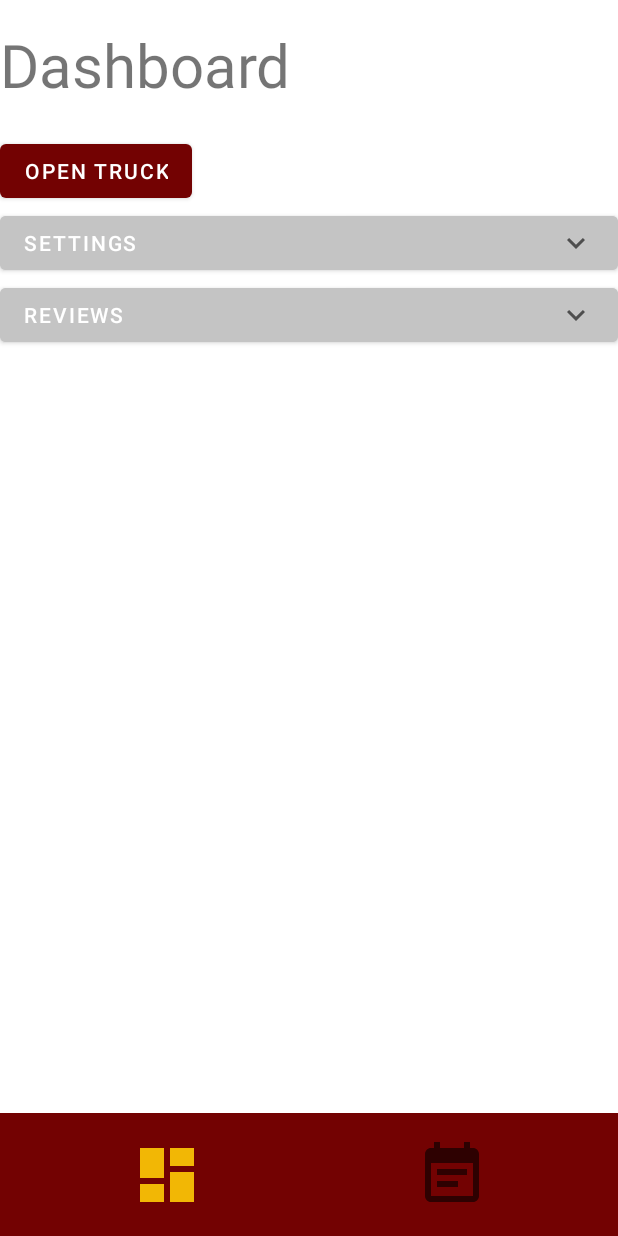
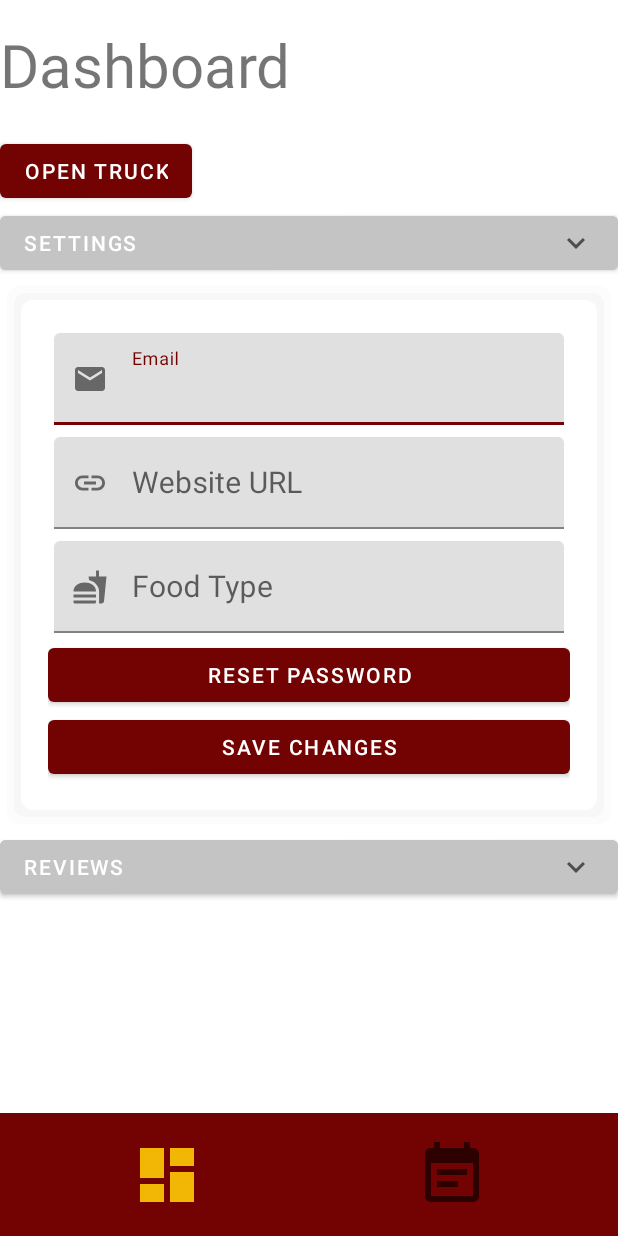
Before and after one commit to AlexanderCova/FoodTruckFinderMITruckAndroid, an Android app: the TruckActivity screen opened directly, with no data from a screen before it, on a phone screen of 412 x 824 dp. Run offline under Robolectric (Android 15) with nearby library versions, the light colour scheme and no system bars; libraries missing offline, so code that uses them is left out: com.github.kittinunf.fuel; 2 statements that could not run were skipped.

Commit message:
Added Setting dropdown UI

```diff
--- a/FoodTruckFinderMiTruck/app/src/main/java/com/foodtruckfindermi/truck/TruckActivity.kt
+++ b/FoodTruckFinderMiTruck/app/src/main/java/com/foodtruckfindermi/truck/TruckActivity.kt
@@ -48,6 +48,9 @@ class TruckActivity : AppCompatActivity() {
         val reviewList = findViewById<ListView>(R.id.reviewList)
         val eventTabButton = findViewById<ImageButton>(R.id.eventTabButton)
         val reviewExpandButton = findViewById<Button>(R.id.reviewExpandButton)
+        val settingsExpandButton = findViewById<Button>(R.id.settingsExpandButton)
+        val settingsLayout = findViewById<LinearLayout>(R.id.settingLayout)
+        val resetPasswordButton = findViewById<Button>(R.id.resetPasswordButton)
         val REQUEST_CODE = 100
         var isReviewExpanded = false
         var isSettingsExpanded = false
@@ -64,6 +67,24 @@ class TruckActivity : AppCompatActivity() {
             val intent = Intent(this, EventsActivity::class.java)
             intent.putExtra("email", email)
             startActivity(intent)
+        }
+
+        resetPasswordButton.setOnClickListener {
+            val intent = Intent(this, ResetPasswordActivity::class.java)
+            intent.putExtra("email", email)
+            startActivity(intent)
+        }
+
+        settingsExpandButton.setOnClickListener {
+            if (!isSettingsExpanded) {
+                isSettingsExpanded = true
+                settingsLayout.visibility = View.VISIBLE
+                settingsExpandButton.setCompoundDrawablesWithIntrinsicBounds(0, 0, R.drawable.ic_baseline_keyboard_arrow_up_24, 0)
+            } else {
+                isSettingsExpanded = false
+                settingsLayout.visibility = View.GONE
+                settingsExpandButton.setCompoundDrawablesWithIntrinsicBounds(0, 0, R.drawable.ic_baseline_keyboard_arrow_down_24, 0)
+            }
         }
 
         reviewExpandButton.setOnClickListener {
--- /dev/null
+++ b/FoodTruckFinderMiTruck/app/src/main/res/drawable/ic_baseline_email_24.xml
@@ -0,0 +1,10 @@
+<vector xmlns:android="http://schemas.android.com/apk/res/android"
+    android:width="24dp"
+    android:height="24dp"
+    android:viewportWidth="24"
+    android:viewportHeight="24"
+    android:tint="?attr/colorControlNormal">
+  <path
+      android:fillColor="@android:color/white"
+      android:pathData="M20,4L4,4c-1.1,0 -1.99,0.9 -1.99,2L2,18c0,1.1 0.9,2 2,2h16c1.1,0 2,-0.9 2,-2L22,6c0,-1.1 -0.9,-2 -2,-2zM20,8l-8,5 -8,-5L4,6l8,5 8,-5v2z"/>
+</vector>
--- /dev/null
+++ b/FoodTruckFinderMiTruck/app/src/main/res/drawable/ic_baseline_fastfood_24.xml
@@ -0,0 +1,10 @@
+<vector xmlns:android="http://schemas.android.com/apk/res/android"
+    android:width="24dp"
+    android:height="24dp"
+    android:viewportWidth="24"
+    android:viewportHeight="24"
+    android:tint="?attr/colorControlNormal">
+  <path
+      android:fillColor="@android:color/white"
+      android:pathData="M18.06,22.99h1.66c0.84,0 1.53,-0.64 1.63,-1.46L23,5.05h-5L18,1h-1.97v4.05h-4.97l0.3,2.34c1.71,0.47 3.31,1.32 4.27,2.26 1.44,1.42 2.43,2.89 2.43,5.29v8.05zM1,21.99L1,21h15.03v0.99c0,0.55 -0.45,1 -1.01,1L2.01,22.99c-0.56,0 -1.01,-0.45 -1.01,-1zM16.03,14.99c0,-8 -15.03,-8 -15.03,0h15.03zM1.02,17h15v2h-15z"/>
+</vector>
--- /dev/null
+++ b/FoodTruckFinderMiTruck/app/src/main/res/drawable/ic_baseline_link_24.xml
@@ -0,0 +1,10 @@
+<vector xmlns:android="http://schemas.android.com/apk/res/android"
+    android:width="24dp"
+    android:height="24dp"
+    android:viewportWidth="24"
+    android:viewportHeight="24"
+    android:tint="?attr/colorControlNormal">
+  <path
+      android:fillColor="@android:color/white"
+      android:pathData="M3.9,12c0,-1.71 1.39,-3.1 3.1,-3.1h4L11,7L7,7c-2.76,0 -5,2.24 -5,5s2.24,5 5,5h4v-1.9L7,15.1c-1.71,0 -3.1,-1.39 -3.1,-3.1zM8,13h8v-2L8,11v2zM17,7h-4v1.9h4c1.71,0 3.1,1.39 3.1,3.1s-1.39,3.1 -3.1,3.1h-4L13,17h4c2.76,0 5,-2.24 5,-5s-2.24,-5 -5,-5z"/>
+</vector>
--- /dev/null
+++ b/FoodTruckFinderMiTruck/app/src/main/res/drawable/ic_baseline_lock_24.xml
@@ -0,0 +1,10 @@
+<vector xmlns:android="http://schemas.android.com/apk/res/android"
+    android:width="24dp"
+    android:height="24dp"
+    android:viewportWidth="24"
+    android:viewportHeight="24"
+    android:tint="?attr/colorControlNormal">
+  <path
+      android:fillColor="@android:color/white"
+      android:pathData="M18,8h-1L17,6c0,-2.76 -2.24,-5 -5,-5S7,3.24 7,6v2L6,8c-1.1,0 -2,0.9 -2,2v10c0,1.1 0.9,2 2,2h12c1.1,0 2,-0.9 2,-2L20,10c0,-1.1 -0.9,-2 -2,-2zM12,17c-1.1,0 -2,-0.9 -2,-2s0.9,-2 2,-2 2,0.9 2,2 -0.9,2 -2,2zM15.1,8L8.9,8L8.9,6c0,-1.71 1.39,-3.1 3.1,-3.1 1.71,0 3.1,1.39 3.1,3.1v2z"/>
+</vector>
--- /dev/null
+++ b/FoodTruckFinderMiTruck/app/src/main/res/drawable/shadow_background.xml
@@ -0,0 +1,52 @@
+<?xml version="1.0" encoding="utf-8"?>
+<layer-list xmlns:android="http://schemas.android.com/apk/res/android">
+    <!-- Drop Shadow Stack -->
+    <item>
+        <shape>
+            <padding
+                android:bottom="5dp"
+                android:left="5dp"
+                android:right="5dp"
+                android:top="5dp" />
+
+            <solid android:color="#00CCCCCC" />
+
+            <corners android:radius="8dp" />
+        </shape>
+    </item>
+    <item>
+        <shape>
+            <padding
+                android:bottom="5dp"
+                android:left="5dp"
+                android:right="5dp"
+                android:top="5dp" />
+
+            <solid android:color="#10CCCCCC" />
+
+            <corners android:radius="8dp" />
+        </shape>
+    </item>
+    <item>
+        <shape>
+            <padding
+                android:bottom="5dp"
+                android:left="5dp"
+                android:right="5dp"
+                android:top="5dp" />
+
+            <solid android:color="#20CCCCCC" />
+
+            <corners android:radius="8dp" />
+        </shape>
+    </item>
+
+    <!-- Background -->
+    <item>
+        <shape>
+            <solid android:color="@android:color/white" />
+
+            <corners android:radius="8dp" />
+        </shape>
+    </item>
+</layer-list>
--- a/FoodTruckFinderMiTruck/app/src/main/res/layout/activity_events.xml
+++ b/FoodTruckFinderMiTruck/app/src/main/res/layout/activity_events.xml
@@ -19,7 +19,7 @@
             android:layout_width="wrap_content"
             android:layout_height="wrap_content"
             android:text="@string/events_tab_text"
-            android:textSize="48sp" />
+            android:textSize="56sp" />
 
         <Button
             android:id="@+id/createEventButton"
--- a/FoodTruckFinderMiTruck/app/src/main/res/layout/activity_truck.xml
+++ b/FoodTruckFinderMiTruck/app/src/main/res/layout/activity_truck.xml
@@ -39,6 +39,75 @@
             android:text="@string/settings_hint"
             android:textAlignment="textStart"
             tools:ignore="TextContrastCheck" />
+
+        <LinearLayout
+            android:id="@+id/settingLayout"
+            android:layout_width="match_parent"
+            android:layout_height="wrap_content"
+            android:background="@drawable/shadow_background"
+            android:baselineAligned="false"
+            android:orientation="vertical"
+            android:padding="32dp"
+            android:visibility="visible">
+
+            <com.google.android.material.textfield.TextInputLayout
+                android:layout_width="match_parent"
+                android:layout_height="wrap_content"
+                android:layout_margin="4dp"
+                app:startIconDrawable="@drawable/ic_baseline_email_24">
+
+                <com.google.android.material.textfield.TextInputEditText
+                    android:id="@+id/emailEditText"
+                    android:layout_width="match_parent"
+                    android:layout_height="wrap_content"
+                    android:hint="@string/email_hint"
+                    android:inputType="textEmailAddress"
+                    android:textSize="20sp" />
+            </com.google.android.material.textfield.TextInputLayout>
+
+            <com.google.android.material.textfield.TextInputLayout
+                android:layout_width="match_parent"
+                android:layout_height="wrap_content"
+                android:layout_margin="4dp"
+                app:startIconDrawable="@drawable/ic_baseline_link_24">
+
+                <com.google.android.material.textfield.TextInputEditText
+                    android:id="@+id/websiteEditText"
+                    android:layout_width="match_parent"
+                    android:layout_height="wrap_content"
+                    android:hint="@string/website_url"
+                    android:textSize="20sp"
+                    tools:ignore="TextContrastCheck" />
+
+            </com.google.android.material.textfield.TextInputLayout>
+
+            <com.google.android.material.textfield.TextInputLayout
+                android:layout_width="match_parent"
+                android:layout_height="wrap_content"
+                android:layout_margin="4dp"
+                app:startIconDrawable="@drawable/ic_baseline_fastfood_24">
+
+                <com.google.android.material.textfield.TextInputEditText
+                    android:id="@+id/foodTypeEditText"
+                    android:layout_width="match_parent"
+                    android:layout_height="wrap_content"
+                    android:hint="@string/food_type"
+                    android:textSize="20sp" />
+            </com.google.android.material.textfield.TextInputLayout>
+
+            <Button
+                android:id="@+id/resetPasswordButton"
+                android:layout_width="match_parent"
+                android:layout_height="wrap_content"
+                android:text="@string/reset_password" />
+
+            <Button
+                android:id="@+id/saveChnagesButton"
+                android:layout_width="match_parent"
+                android:layout_height="wrap_content"
+                android:text="@string/save_changes" />
+
+        </LinearLayout>
 
         <Button
             android:id="@+id/reviewExpandButton"
--- a/FoodTruckFinderMiTruck/app/src/main/res/values/strings.xml
+++ b/FoodTruckFinderMiTruck/app/src/main/res/values/strings.xml
@@ -20,6 +20,10 @@
     <string name="event_city_hint">City</string>
     <string name="event_submit_hint">Submit</string>
     <string name="back_hint">Back</string>
+    <string name="website_url">Website URL</string>
+    <string name="food_type">Food Type</string>
+    <string name="save_changes">Save Changes</string>
+    <string name="reset_password">Reset Password</string>
 
 
     <string-array name="FoodTypes">
```
